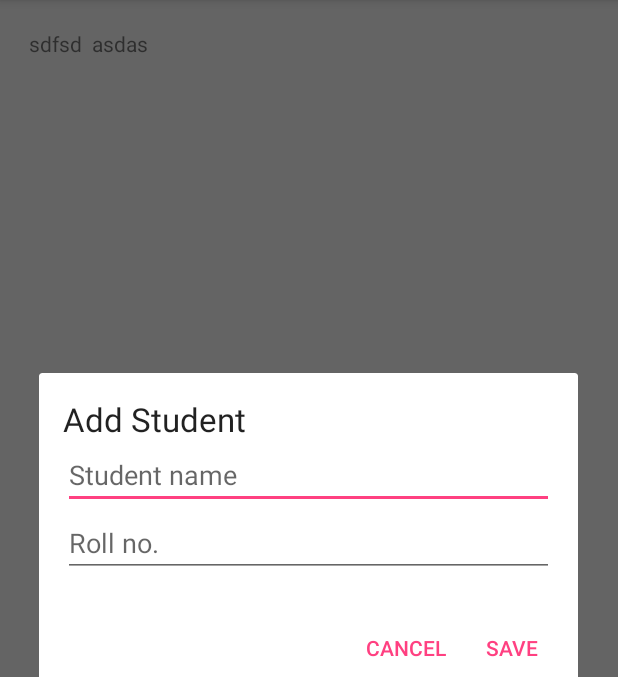
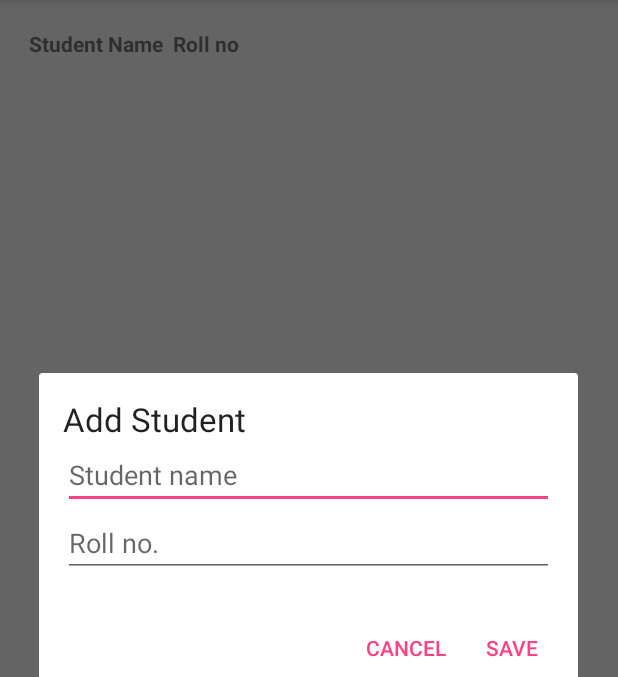
Before and after one commit to shikhar88/attendance, an Android app: the fragment ClassFragment placed in its activity, after a tap on "ADD STUDENTS", on a phone screen of 412 x 824 dp, the part 84-761 px from its top. Run offline under Robolectric (Android 15) with nearby library versions, the phone set to English and light mode, and no system bars.

Commit message:
Images added

```diff
--- a/app/src/main/res/layout/fragment_class.xml
+++ b/app/src/main/res/layout/fragment_class.xml
@@ -14,11 +14,13 @@
         >
         <TableRow>
             <TextView
-                android:text="sdfsd"
+                android:text="Student Name"
+                android:textStyle="bold"
                 android:padding="3dip" />
             <TextView
-                android:text="asdas"
+                android:text="Roll no"
                 android:gravity="right"
+                android:textStyle="bold"
                 android:padding="3dip" />
         </TableRow>
 
```
Also changed, not shown: app/src/main/java/com/example/easyattendance/attendance/ClassFragment.java (+7 -0 lines), app/src/main/res/drawable-hdpi/ic_512px_edit_font_awesome.png (added), app/src/main/res/drawable-hdpi/ic_e5ecd35edda806743600022c9908213a.png (added), app/src/main/res/drawable-mdpi/ic_512px_edit_font_awesome.png (added), app/src/main/res/drawable-mdpi/ic_e5ecd35edda806743600022c9908213a.png (added), app/src/main/res/drawable-xhdpi/ic_512px_edit_font_awesome.png (added), app/src/main/res/drawable-xhdpi/ic_e5ecd35edda806743600022c9908213a.png (added), app/src/main/res/drawable-xxhdpi/ic_512px_edit_font_awesome.png (added), app/src/main/res/drawable-xxhdpi/ic_e5ecd35edda806743600022c9908213a.png (added), app/src/main/res/drawable-xxxhdpi/ic_512px_edit_font_awesome.png (added), app/src/main/res/drawable-xxxhdpi/ic_e5ecd35edda806743600022c9908213a.png (added), app/src/main/res/mipmap-hdpi/ic_512px_edit_font_awesome.png (added), app/src/main/res/mipmap-hdpi/ic_e5ecd35edda806743600022c9908213a.png (added), app/src/main/res/mipmap-mdpi/ic_512px_edit_font_awesome.png (added), 1 more files.
